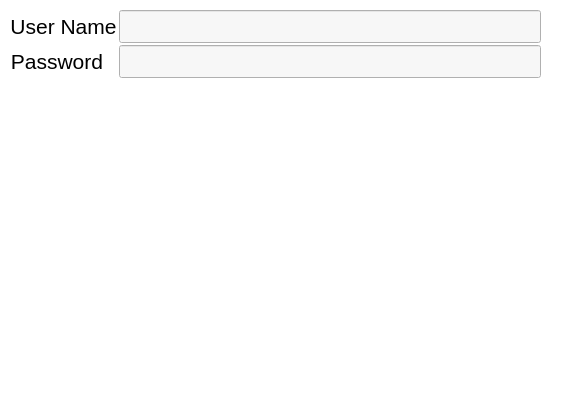
The window that login.ui (yahalomit/Drugs-Matching-Project) describes before a commit, drawn with Qt 5.
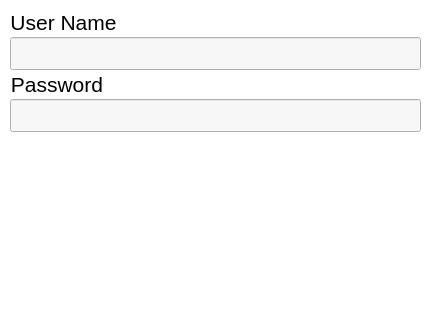
The same window after the commit. Icons and pictures are not drawn.

The edit to the form file:
```diff
--- a/login.ui
+++ b/login.ui
@@ -6,8 +6,8 @@
    <rect>
     <x>0</x>
     <y>0</y>
-    <width>564</width>
-    <height>417</height>
+    <width>438</width>
+    <height>328</height>
    </rect>
   </property>
   <property name="windowTitle">
@@ -22,11 +22,14 @@
      <rect>
       <x>10</x>
       <y>10</y>
-      <width>531</width>
+      <width>411</width>
       <height>131</height>
      </rect>
     </property>
     <layout class="QFormLayout" name="formLayout">
+     <property name="rowWrapPolicy">
+      <enum>QFormLayout::WrapAllRows</enum>
+     </property>
      <property name="horizontalSpacing">
       <number>2</number>
      </property>
@@ -47,7 +50,7 @@
         <set>Qt::AlignCenter</set>
        </property>
        <property name="margin">
-        <number>14</number>
+        <number>0</number>
        </property>
       </widget>
      </item>
@@ -77,7 +80,7 @@
         <set>Qt::AlignRight|Qt::AlignTrailing|Qt::AlignVCenter</set>
        </property>
        <property name="margin">
-        <number>14</number>
+        <number>0</number>
        </property>
       </widget>
      </item>
@@ -98,10 +101,10 @@
    <widget class="QLabel" name="label_3">
     <property name="geometry">
      <rect>
-      <x>100</x>
-      <y>160</y>
-      <width>361</width>
-      <height>221</height>
+      <x>90</x>
+      <y>150</y>
+      <width>241</width>
+      <height>141</height>
      </rect>
     </property>
     <property name="text">
```
